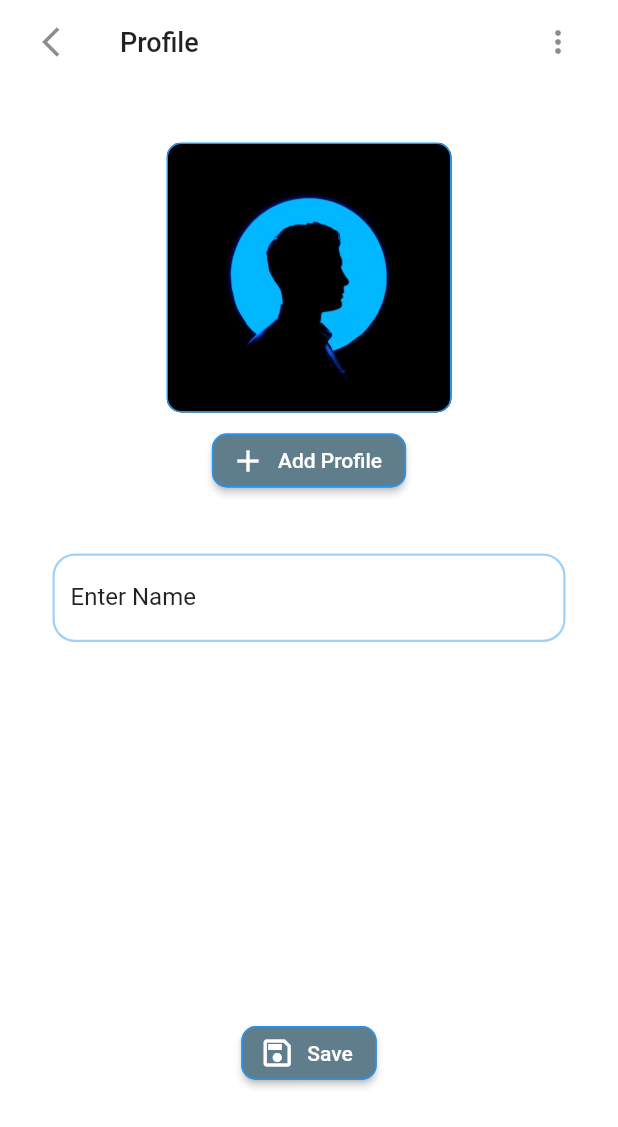
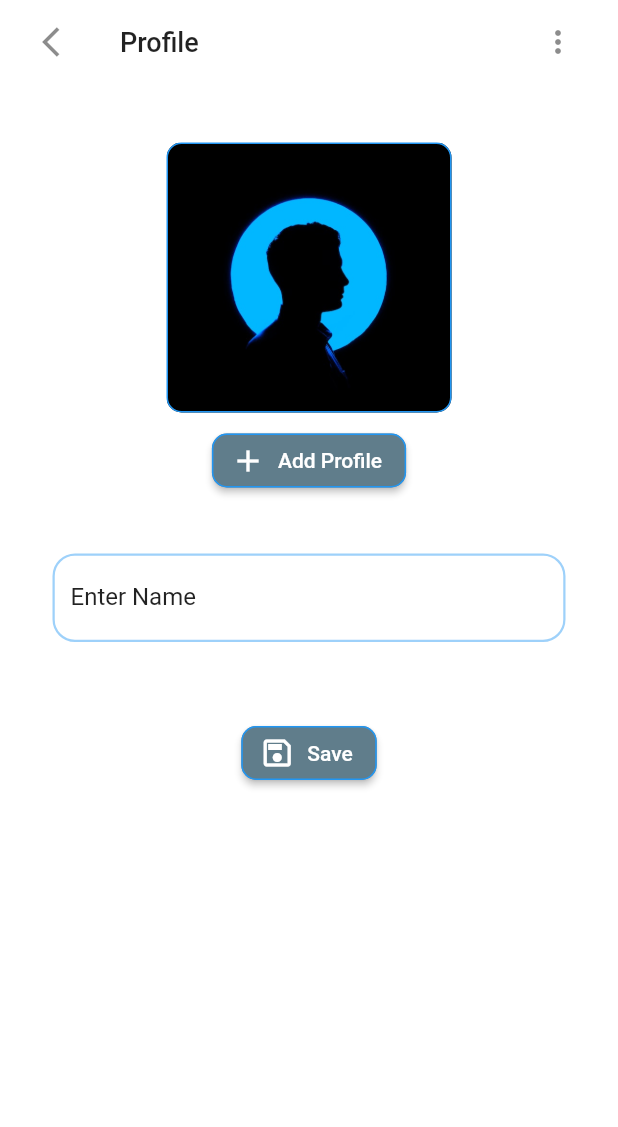
Before and after one commit to safvansafvan/Musica_Music-Player, a Flutter app: the screen it shows after launch, in the side drawer, after a tap on "Update Profile", on a phone screen of 412 x 824 dp. Shown: the top 1127 px of the screen. Run offline on Flutter 3.47's test engine with Material 2 defaults, Android fonts, the phone set to English and light mode, and no system bars; our stand-ins replace flutter_slidable, hive, hive_flutter, image_picker, just_audio, just_audio_background and 3 more; accounts and stored records are empty.

Commit message:
profile screen issue, favourite scn overflow and drawer profile image view changed

```diff
--- a/lib/presentation/screens/favourites/favorites.dart
+++ b/lib/presentation/screens/favourites/favorites.dart
@@ -21,7 +21,7 @@ class Favoriteswidget extends StatelessWidget {
               search: true,
               menu: false),
         ),
-        body: Column(
+        body: ListView(
           children: [
             SizedBox(
               width: double.infinity,
--- a/lib/presentation/screens/profile/profile.dart
+++ b/lib/presentation/screens/profile/profile.dart
@@ -26,6 +26,7 @@ class Profiewidget extends StatelessWidget {
         ),
         body: SafeArea(
           child: ListView(
+            shrinkWrap: true,
             children: [
               Padding(
                 padding: const EdgeInsets.only(
@@ -111,7 +112,7 @@ class Profiewidget extends StatelessWidget {
                           ),
                         ),
                         const SizedBox(
-                          height: 250,
+                          height: 50,
                         ),
                         ElevatedButton.icon(
                           style: ButtonStyle(
--- a/lib/presentation/screens/widget/drawer/drawer.dart
+++ b/lib/presentation/screens/widget/drawer/drawer.dart
@@ -49,11 +49,9 @@ class Drawerwidget extends StatelessWidget {
                     return ListTile(
                       leading: CircleAvatar(
                         radius: 25,
-                        child: ClipOval(
-                          child: status
-                              ? Image.asset('assets/images/ic_launcher.png')
-                              : Image.file(File(user!.userimage)),
-                        ),
+                        child: status
+                            ? Image.asset('assets/images/ic_launcher.png')
+                            : Image.file(File(user!.userimage)),
                       ),
                       title: Text(
                         user?.username.toUpperCase() ?? 'Update Profile',
```
Also changed, not shown: lib/main.dart (+12 -12 lines), pubspec.lock, 2 other files.
